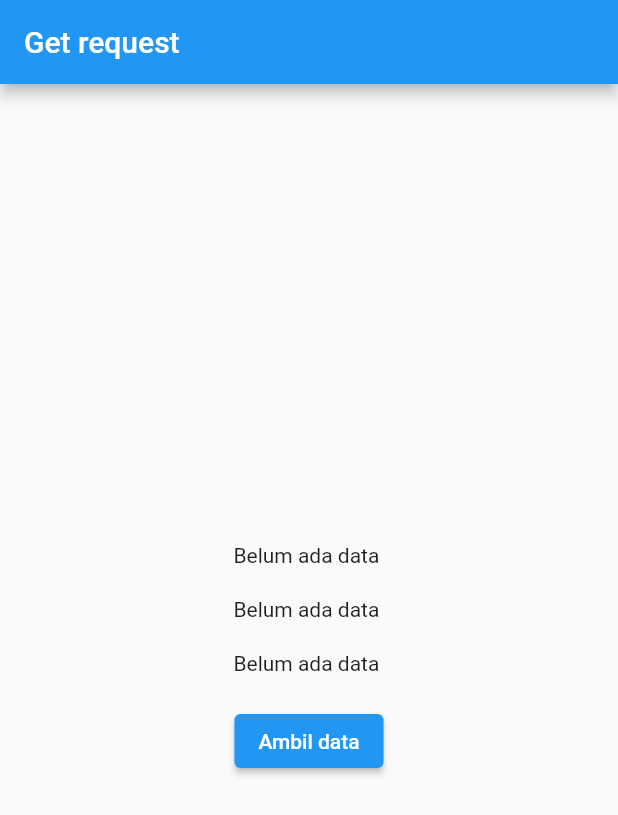
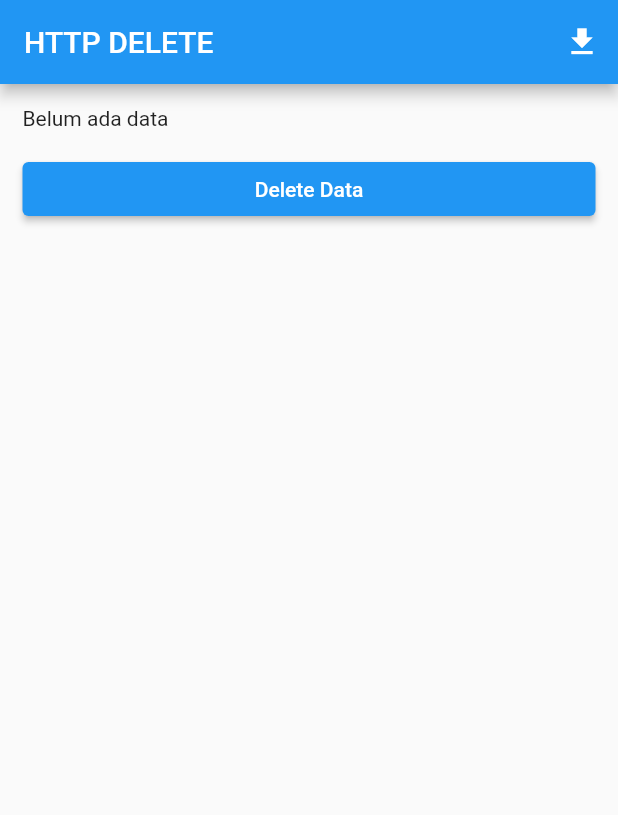
Before and after one commit to Baharudin78/networking_app, a Flutter app: the screen it shows after launch, on a phone screen of 412 x 824 dp. Shown: the top 815 px of the screen. Run offline on Flutter 3.47's test engine with Material 2 defaults, Android fonts, the phone set to English and light mode, and no system bars.

Commit message:
http request

```diff
--- a/lib/main.dart
+++ b/lib/main.dart
@@ -1,5 +1,7 @@
 import 'package:flutter/material.dart';
+import 'package:networking_app/network/delete_app.dart';
 import 'package:networking_app/network/get_app.dart';
+import 'package:networking_app/network/post_app.dart';
 
 void main() {
   runApp(MyApp());
@@ -16,7 +18,8 @@ class _MyAppState extends State<MyApp> {
   @override
   Widget build(BuildContext context) {
     return MaterialApp(
-      home: GetApp(),
+      debugShowCheckedModeBanner: false,
+      home: DeleteApp(),
     );
   }
 }
--- /dev/null
+++ b/lib/network/delete_app.dart
@@ -0,0 +1,63 @@
+import 'dart:convert';
+
+import 'package:flutter/material.dart';
+import 'package:http/http.dart' as http;
+
+class DeleteApp extends StatefulWidget {
+  const DeleteApp({Key? key}) : super(key: key);
+
+  @override
+  State<DeleteApp> createState() => _DeleteAppState();
+}
+
+class _DeleteAppState extends State<DeleteApp> {
+  String data = "Belum ada data";
+  @override
+  Widget build(BuildContext context) {
+    return Scaffold(
+      appBar: AppBar(
+        title: Text("HTTP DELETE"),
+        actions: [
+          IconButton(
+              onPressed: () async {
+                var response = await http.get(
+                  Uri.parse("https://reqres.in/api/users/2"),
+                );
+                if (response.statusCode == 200) {
+                  print(data);
+                  Map<String, dynamic> data1 =
+                      json.decode(response.body) as Map<String, dynamic>;
+                  setState(() {
+                    data =
+                        "${data1["data"]["first_name"]} ${data1["data"]["last_name"]}";
+                  });
+                }
+              },
+              icon: Icon(Icons.get_app)),
+        ],
+      ),
+      body: ListView(
+        padding: EdgeInsets.symmetric(vertical: 15, horizontal: 15),
+        children: [
+          Text(data),
+          SizedBox(
+            height: 15,
+          ),
+          ElevatedButton(
+            onPressed: () async {
+              var response = await http.delete(
+                Uri.parse("https://reqres.in/api/users/2"),
+              );
+              if (response.statusCode == 204) {
+                setState(() {
+                  data = "Berhasil hapus";
+                });
+              }
+            },
+            child: Text("Delete Data"),
+          ),
+        ],
+      ),
+    );
+  }
+}
--- a/lib/network/get_app.dart
+++ b/lib/network/get_app.dart
@@ -50,9 +50,8 @@ class _GetAppState extends State<GetApp> {
                   Uri.parse("https://reqres.in/api/users/2"),
                 );
                 if (response.statusCode == 200) {
-                  print("Berhasil");
                   var data = jsonDecode(response.body) as Map<String, dynamic>;
-
+                  print(data);
                   setState(() {
                     body = data["data"].toString();
                     nama = "${data["first_name"]} ${data["last_name"]}";
```
Also changed, not shown: lib/network/post_app.dart (added, +75 -0 lines).
